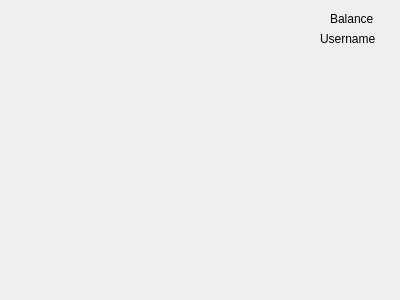
Before: the Qt Designer form UserInterface/buymenu.ui in Killjen/matomat, drawn with Qt 5.
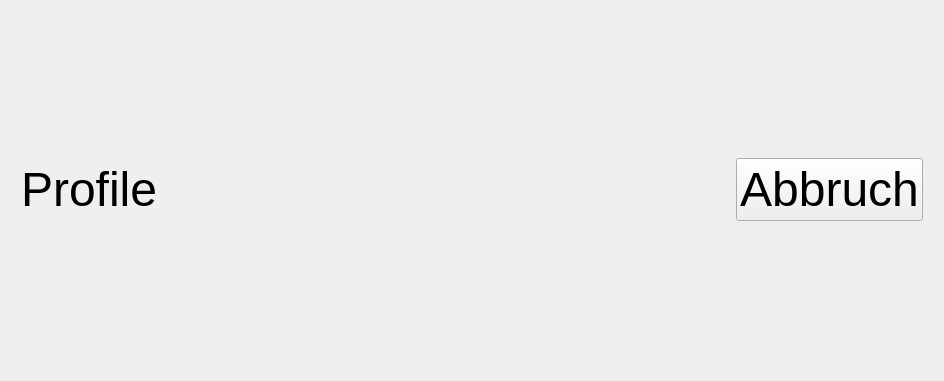
After: the same form once the commit is applied.

Commit message: updated UserInterface (backButton, surface)

Diff of the .ui file:
```diff
--- a/UserInterface/buymenu.ui
+++ b/UserInterface/buymenu.ui
@@ -6,50 +6,92 @@
    <rect>
     <x>0</x>
     <y>0</y>
-    <width>400</width>
-    <height>300</height>
+    <width>944</width>
+    <height>381</height>
    </rect>
   </property>
+  <property name="sizePolicy">
+   <sizepolicy hsizetype="Expanding" vsizetype="Expanding">
+    <horstretch>0</horstretch>
+    <verstretch>0</verstretch>
+   </sizepolicy>
+  </property>
   <property name="windowTitle">
    <string>Matomat</string>
   </property>
-  <widget class="QLabel" name="username">
-   <property name="geometry">
-    <rect>
-     <x>320</x>
-     <y>30</y>
-     <width>69</width>
-     <height>17</height>
-    </rect>
+  <layout class="QVBoxLayout" name="buyMenuLayout" stretch="0,10">
+   <property name="spacing">
+    <number>0</number>
    </property>
-   <property name="text">
-    <string>Username</string>
+   <property name="sizeConstraint">
+    <enum>QLayout::SetDefaultConstraint</enum>
    </property>
-  </widget>
-  <widget class="QLabel" name="balance">
-   <property name="geometry">
-    <rect>
-     <x>330</x>
-     <y>10</y>
-     <width>54</width>
-     <height>17</height>
-    </rect>
-   </property>
-   <property name="text">
-    <string>Balance</string>
-   </property>
-  </widget>
-  <widget class="QWidget" name="gridLayoutWidget">
-   <property name="geometry">
-    <rect>
-     <x>10</x>
-     <y>60</y>
-     <width>311</width>
-     <height>221</height>
-    </rect>
-   </property>
-   <layout class="QGridLayout" name="gridLayout"/>
-  </widget>
+   <item>
+    <layout class="QHBoxLayout" name="headerLayout" stretch="0,0">
+     <property name="spacing">
+      <number>0</number>
+     </property>
+     <property name="sizeConstraint">
+      <enum>QLayout::SetDefaultConstraint</enum>
+     </property>
+     <property name="leftMargin">
+      <number>10</number>
+     </property>
+     <property name="rightMargin">
+      <number>10</number>
+     </property>
+     <item>
+      <widget class="QLabel" name="profile">
+       <property name="minimumSize">
+        <size>
+         <width>0</width>
+         <height>100</height>
+        </size>
+       </property>
+       <property name="maximumSize">
+        <size>
+         <width>16777215</width>
+         <height>100</height>
+        </size>
+       </property>
+       <property name="text">
+        <string>&lt;html&gt;&lt;head/&gt;&lt;body&gt;&lt;p&gt;&lt;span style=&quot; font-size:36pt;&quot;&gt;Profile&lt;/span&gt;&lt;/p&gt;&lt;/body&gt;&lt;/html&gt;</string>
+       </property>
+       <property name="alignment">
+        <set>Qt::AlignLeading|Qt::AlignLeft|Qt::AlignVCenter</set>
+       </property>
+      </widget>
+     </item>
+     <item>
+      <widget class="QPushButton" name="backButton">
+       <property name="sizePolicy">
+        <sizepolicy hsizetype="Fixed" vsizetype="Fixed">
+         <horstretch>0</horstretch>
+         <verstretch>0</verstretch>
+        </sizepolicy>
+       </property>
+       <property name="minimumSize">
+        <size>
+         <width>0</width>
+         <height>0</height>
+        </size>
+       </property>
+       <property name="font">
+        <font>
+         <pointsize>36</pointsize>
+        </font>
+       </property>
+       <property name="text">
+        <string>Abbruch</string>
+       </property>
+      </widget>
+     </item>
+    </layout>
+   </item>
+   <item>
+    <layout class="QGridLayout" name="buttonLayout"/>
+   </item>
+  </layout>
  </widget>
  <resources/>
  <connections/>
```
Left out of the diff: 2 changed lines with no effect on the pictures. The commit also changes 11 other files.
